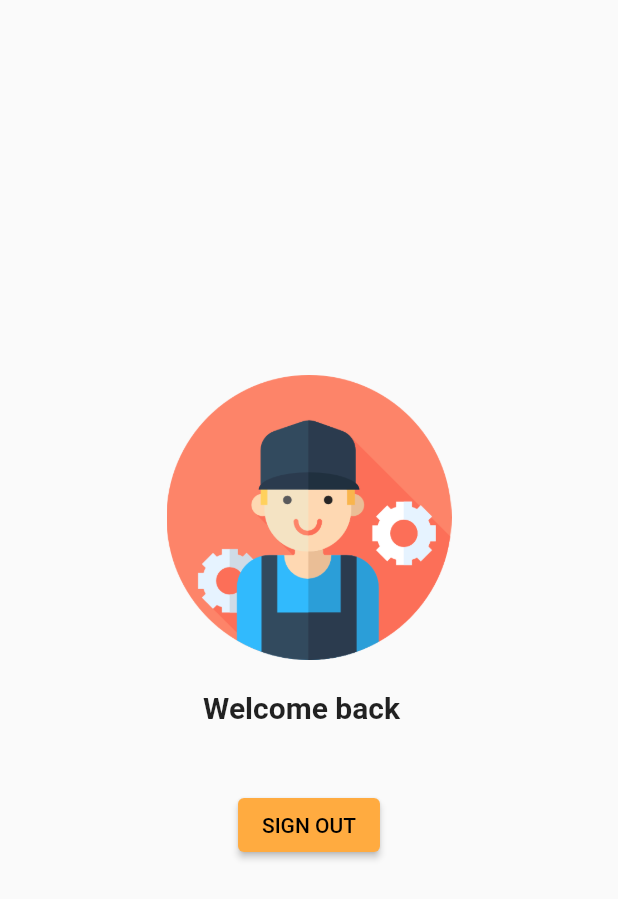
After one commit to lesllarmand/aplicatie_licenta, a Flutter app: the HomePageEP screen opened directly, on a phone screen of 412 x 824 dp. The commit adds this screen. Shown: the top 899 px of the screen. Run offline on Flutter 3.47's test engine with Material 2 defaults, Android fonts, the light colour scheme and no system bars; our stand-ins replace cloud_firestore, connectivity_plus, firebase_auth, firebase_core, fluttertoast, font_awesome_flutter and 3 more; missing offline and left inert: twitter_login; accounts and stored records are empty.

Commit message:
Functional fix for Register/Login via Email/Password
Created a special HomePage for login/register via email and password because whenever I was trying to create a new account, when the user logged in it will say null for all his data. This was due to the new modifications on the old homePage for google,twitter and phone. Data was overwritten between the methods and I had to create a new Home Page in order to have the correct functionality for each case. Now I have a homePage for user logged in via email/password and another homepage for user logged in via google, phone or twitter. Everything works fine now.

```diff
--- /dev/null
+++ b/lib/User_Logged_In/homepageEmailAndPassword.dart
@@ -0,0 +1,96 @@
+// ignore_for_file: library_private_types_in_public_api, unnecessary_this, prefer_const_constructors, file_names, use_build_context_synchronously, deprecated_member_use
+
+import 'package:cloud_firestore/cloud_firestore.dart';
+import 'package:firebase_auth/firebase_auth.dart';
+import 'package:flutter/material.dart';
+import 'package:service_now/Models/user_model.dart';
+import 'package:service_now/Utils/next_screen.dart';
+import 'package:service_now/authentification_Pages/welcome_page.dart';
+
+class HomePageEP extends StatefulWidget {
+  const HomePageEP({Key? key}) : super(key: key);
+
+  @override
+  State<HomePageEP> createState() => _HomePageEPState();
+}
+
+class _HomePageEPState extends State<HomePageEP> {
+  User? user = FirebaseAuth.instance.currentUser;
+  UserModel loggedInUser = UserModel();
+
+  @override
+  void initState() {
+    super.initState();
+    FirebaseFirestore.instance
+        .collection("users")
+        .doc(user!.uid)
+        .get()
+        .then((value) {
+      this.loggedInUser = UserModel.fromMap(value.data());
+      setState(() {});
+    });
+  }
+
+  @override
+  Widget build(BuildContext context) {
+    return Scaffold(
+      body: Center(
+        child: Padding(
+          padding: EdgeInsets.all(20),
+          child: Column(
+            mainAxisAlignment: MainAxisAlignment.center,
+            crossAxisAlignment: CrossAxisAlignment.center,
+            children: <Widget>[
+              SizedBox(
+                // this is the actual size of the logo ( how big or how small it is )
+                height: 190,
+                child: Image.asset(
+                  "assets/avatarLoggedIn.png",
+                  fit: BoxFit.contain,
+                ),
+              ),
+              const SizedBox(
+                height: 20,
+              ),
+              Text(
+                "Welcome back ${loggedInUser.firstName} ${loggedInUser.lastName}",
+                style: TextStyle(fontSize: 20, fontWeight: FontWeight.bold),
+              ),
+              SizedBox(
+                height: 10,
+              ),
+              Text("${loggedInUser.email}",
+                  style: TextStyle(
+                    fontSize: 15.5,
+                    color: Colors.black54,
+                    fontWeight: FontWeight.w500,
+                  )),
+              SizedBox(
+                height: 15,
+              ),
+              ElevatedButton(
+                  style: ElevatedButton.styleFrom(
+                    primary: Colors.orangeAccent, // Background color
+                  ),
+                  onPressed: () {
+                    logout(context);
+                    nextScreenReplace(context, const WelcomePageScreen());
+                  },
+                  child: const Text("SIGN OUT",
+                      style: TextStyle(
+                        color: Colors.black,
+                      ))),
+            ],
+          ),
+        ),
+      ),
+    );
+  }
+
+  // the logout function
+  Future<void> logout(BuildContext context) async {
+    await FirebaseAuth.instance.signOut();
+    Navigator.of(context).pushReplacement(
+        MaterialPageRoute(builder: (context) => WelcomePageScreen()));
+  }
+}
--- a/lib/authentification_Pages/login_page.dart
+++ b/lib/authentification_Pages/login_page.dart
@@ -3,9 +3,11 @@
 import 'package:firebase_auth/firebase_auth.dart';
 import 'package:flutter/material.dart';
 import 'package:fluttertoast/fluttertoast.dart';
-import 'package:service_now/User_Logged_In/homepage.dart';
+import 'package:service_now/User_Logged_In/homepageEmailAndPassword.dart';
+import 'package:service_now/Utils/next_screen.dart';
 import 'package:service_now/authentification_Pages/registration_page.dart';
 import 'package:service_now/Utils/showSnackBar.dart';
+import 'package:service_now/authentification_Pages/welcome_page.dart';
 
 class LoginScreen extends StatefulWidget {
   const LoginScreen({super.key});
@@ -126,11 +128,10 @@ class _LoginScreenState extends State<LoginScreen> {
         elevation: 0,
         // arrow button to redirect to previous page
         leading: IconButton(
-          icon: Icon(Icons.arrow_back_rounded, color: Colors.green),
-          onPressed: () {
-            Navigator.of(context).pop();
-          },
-        ),
+            icon: Icon(Icons.arrow_back_rounded, color: Colors.green),
+            onPressed: () {
+              nextScreenReplace(context, const WelcomePageScreen());
+            }),
       ),
       backgroundColor: Colors.white,
       // backgroundColor: Color.fromRGBO(131, 133, 187, 133),
@@ -217,7 +218,7 @@ class _LoginScreenState extends State<LoginScreen> {
               (uid) => {
                     Fluttertoast.showToast(msg: "Login was Successfull !"),
                     Navigator.of(context).pushReplacement(
-                      MaterialPageRoute(builder: (context) => HomePage()),
+                      MaterialPageRoute(builder: (context) => HomePageEP()),
                     )
                   });
     } on FirebaseAuthException catch (e) {
```
